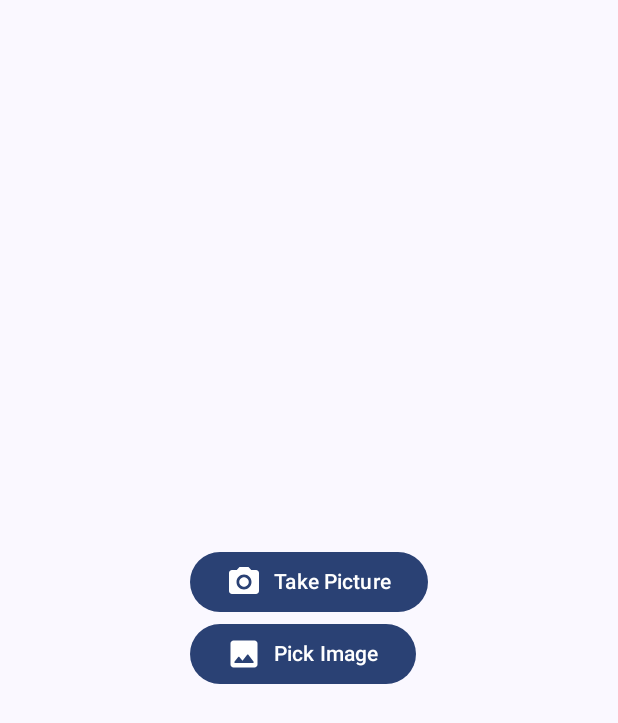
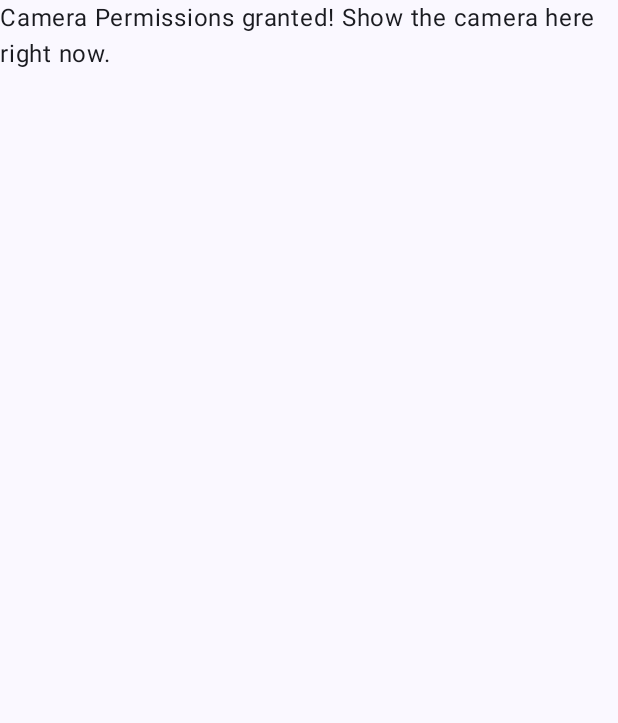
Before and after one commit to rikaHeisha/aigo, an Android app built with Jetpack Compose: the screen it shows after launch (MainActivity), after a tap on "Take Picture", on a phone screen of 412 x 824 dp. Shown: the top 723 px of the screen. Run offline under Robolectric (Android 15) with nearby library versions, the phone set to English and light mode, and no system bars.

Commit message:
Created camera overlay and added perms

```diff
--- a/android/app/src/main/java/com/imashnake/aigo/MainActivity.kt
+++ b/android/app/src/main/java/com/imashnake/aigo/MainActivity.kt
@@ -4,30 +4,25 @@ import android.os.Bundle
 import androidx.activity.ComponentActivity
 import androidx.activity.compose.setContent
 import androidx.activity.enableEdgeToEdge
-import androidx.annotation.DrawableRes
 import androidx.compose.foundation.background
-import androidx.compose.foundation.layout.Arrangement
 import androidx.compose.foundation.layout.Box
-import androidx.compose.foundation.layout.Column
-import androidx.compose.foundation.layout.Row
 import androidx.compose.foundation.layout.fillMaxSize
-import androidx.compose.foundation.layout.wrapContentSize
-import androidx.compose.material3.Button
-import androidx.compose.material3.Icon
 import androidx.compose.material3.MaterialTheme
-import androidx.compose.material3.Text
 import androidx.compose.runtime.Composable
 import androidx.compose.ui.Alignment
 import androidx.compose.ui.Modifier
-import androidx.compose.ui.graphics.vector.ImageVector
-import androidx.compose.ui.res.vectorResource
-import androidx.compose.ui.unit.dp
+import androidx.navigation.compose.NavHost
+import androidx.navigation.compose.composable
+import androidx.navigation.compose.rememberNavController
+import com.imashnake.aigo.ui.features.CameraOverlay
+import com.imashnake.aigo.ui.features.Home
 import com.imashnake.aigo.ui.theme.AigoTheme
 
 class MainActivity : ComponentActivity() {
     override fun onCreate(savedInstanceState: Bundle?) {
         super.onCreate(savedInstanceState)
         enableEdgeToEdge()
+
         setContent {
             AigoTheme {
                 MainScreen(
@@ -42,39 +37,19 @@ class MainActivity : ComponentActivity() {
 
 @Composable
 fun MainScreen(modifier: Modifier = Modifier) {
+    val navController = rememberNavController()
+
     Box(
         modifier = modifier,
         contentAlignment = Alignment.Center
     ) {
-        Column {
-            AigoIconTextButton(R.drawable.photo_camera, "Take Picture")
-            AigoIconTextButton(R.drawable.round_image, "Pick Image")
+        NavHost(navController, startDestination = Home) {
+            composable<Home> {
+                Home(onCameraRequested = { navController.navigate(CameraOverlay) })
+            }
+            composable<CameraOverlay> {
+                CameraOverlay()
+            }
         }
     }
 }
-
-@Composable
-fun AigoIconTextButton(
-    @DrawableRes drawable: Int,
-    text: String,
-    modifier: Modifier = Modifier,
-    contentDescription: String? = null,
-    onClick: () -> Unit = {},
-) {
-    Button(
-        onClick = onClick,
-        modifier = modifier
-    ) {
-        Row(
-            horizontalArrangement = Arrangement.spacedBy(8.dp),
-            verticalAlignment = Alignment.CenterVertically,
-            modifier = Modifier.wrapContentSize()
-        ) {
-            Icon(
-                imageVector = ImageVector.vectorResource(drawable),
-                contentDescription = contentDescription,
-            )
-            Text(text)
-        }
-    }
-}
--- /dev/null
+++ b/android/app/src/main/java/com/imashnake/aigo/ui/components/Button.kt
@@ -0,0 +1,41 @@
+package com.imashnake.aigo.ui.components
+
+import androidx.annotation.DrawableRes
+import androidx.compose.foundation.layout.Arrangement
+import androidx.compose.foundation.layout.Row
+import androidx.compose.foundation.layout.wrapContentSize
+import androidx.compose.material3.Button
+import androidx.compose.material3.Icon
+import androidx.compose.material3.Text
+import androidx.compose.runtime.Composable
+import androidx.compose.ui.Alignment
+import androidx.compose.ui.Modifier
+import androidx.compose.ui.graphics.vector.ImageVector
+import androidx.compose.ui.res.vectorResource
+import androidx.compose.ui.unit.dp
+
+@Composable
+fun AigoIconTextButton(
+    @DrawableRes drawable: Int,
+    text: String,
+    modifier: Modifier = Modifier,
+    contentDescription: String? = null,
+    onClick: () -> Unit = {},
+) {
+    Button(
+        onClick = onClick,
+        modifier = modifier
+    ) {
+        Row(
+            horizontalArrangement = Arrangement.spacedBy(8.dp),
+            verticalAlignment = Alignment.CenterVertically,
+            modifier = Modifier.wrapContentSize()
+        ) {
+            Icon(
+                imageVector = ImageVector.vectorResource(drawable),
+                contentDescription = contentDescription,
+            )
+            Text(text)
+        }
+    }
+}
--- /dev/null
+++ b/android/app/src/main/java/com/imashnake/aigo/ui/features/CameraOverlay.kt
@@ -0,0 +1,43 @@
+package com.imashnake.aigo.ui.features
+
+import androidx.compose.foundation.layout.Box
+import androidx.compose.foundation.layout.fillMaxSize
+import androidx.compose.material3.MaterialTheme
+import androidx.compose.material3.Text
+import androidx.compose.runtime.Composable
+import androidx.compose.ui.Modifier
+import com.google.accompanist.permissions.ExperimentalPermissionsApi
+import com.google.accompanist.permissions.isGranted
+import com.google.accompanist.permissions.rememberPermissionState
+import com.google.accompanist.permissions.shouldShowRationale
+import kotlinx.serialization.Serializable
+
+@OptIn(ExperimentalPermissionsApi::class)
+@Composable
+fun CameraOverlay(modifier: Modifier = Modifier) {
+    val cameraPermissionState = rememberPermissionState(android.Manifest.permission.CAMERA)
+
+    Box(modifier.fillMaxSize()) {
+        when {
+            cameraPermissionState.status.isGranted -> {
+                Text(
+                    text = "Camera Permissions granted! Show the camera here right now.",
+                    color = MaterialTheme.colorScheme.onBackground,
+                )
+            }
+            cameraPermissionState.status.shouldShowRationale -> {
+                Text(
+                    text = "The app needs to see the board!",
+                    color = MaterialTheme.colorScheme.onBackground,
+                )
+            }
+            else -> Text(
+                text = "Please grant camera permissions!",
+                color = MaterialTheme.colorScheme.onBackground,
+            )
+        }
+    }
+}
+
+@Serializable
+data object CameraOverlay
--- /dev/null
+++ b/android/app/src/main/java/com/imashnake/aigo/ui/features/Home.kt
@@ -0,0 +1,26 @@
+package com.imashnake.aigo.ui.features
+
+import androidx.compose.foundation.layout.Column
+import androidx.compose.runtime.Composable
+import androidx.compose.ui.Modifier
+import com.imashnake.aigo.R
+import com.imashnake.aigo.ui.components.AigoIconTextButton
+import kotlinx.serialization.Serializable
+
+@Composable
+fun Home(
+    modifier: Modifier = Modifier,
+    onCameraRequested: () -> Unit,
+) {
+    Column(modifier) {
+        AigoIconTextButton(
+            drawable = R.drawable.photo_camera,
+            text = "Take Picture",
+            onClick = onCameraRequested
+        )
+        AigoIconTextButton(R.drawable.round_image, "Pick Image")
+    }
+}
+
+@Serializable
+data object Home
```
Also changed, not shown: android/app/build.gradle.kts (+13 -9 lines), android/gradle/libs.versions.toml (+16 -9 lines).
